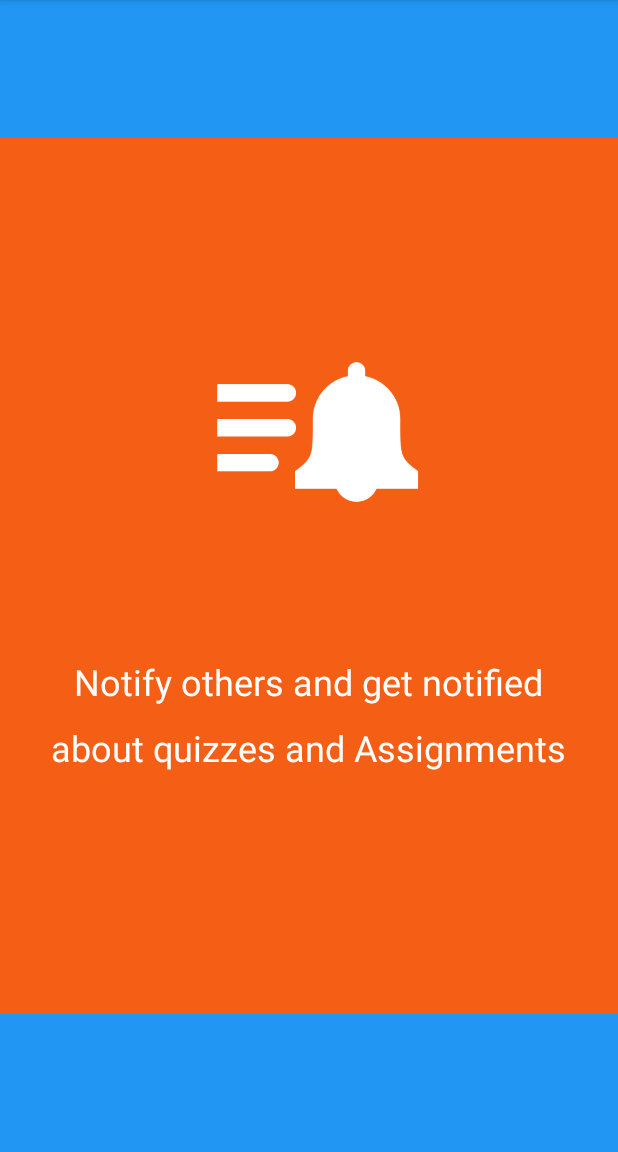
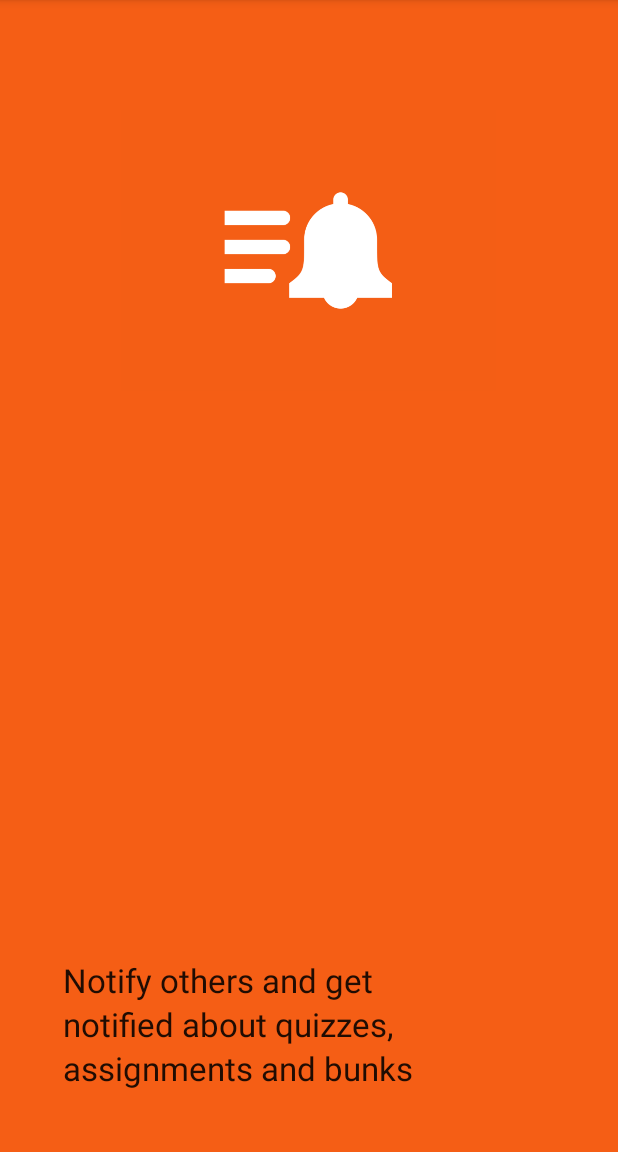
Before and after one commit to abhinav-adtechs/project-archive-1.1, an Android app: the fragment screen5_fragment shown on its own in the app's theme, on a phone screen of 412 x 824 dp, the part 84-1236 px from its top. Run offline under Robolectric (Android 15) with nearby library versions, the phone set to English and light mode, and no system bars; 1 statement that could not run was skipped.

Commit message:
OnBoarding Update

```diff
--- a/app/src/main/java/com/archive/jordiie/onboardingscreen/screen1_fragment.java
+++ b/app/src/main/java/com/archive/jordiie/onboardingscreen/screen1_fragment.java
@@ -6,6 +6,7 @@ import android.support.annotation.Nullable;
 import android.view.LayoutInflater;
 import android.view.View;
 import android.view.ViewGroup;
+import android.widget.TextView;
 
 /**
  * Created by jordiie on 22/9/15.
@@ -17,10 +18,12 @@ public class screen1_fragment extends android.support.v4.app.Fragment {
     public View onCreateView(LayoutInflater inflater,
                              ViewGroup container, Bundle s) {
 
+
         return inflater.inflate(
                 R.layout.screen1,
                 container,
                 false
+
         );
 
     }
--- a/app/src/main/res/layout/screen5.xml
+++ b/app/src/main/res/layout/screen5.xml
@@ -14,45 +14,48 @@
     -->
     <RelativeLayout
         android:layout_width="match_parent"
-        android:layout_height="584dp"
+        android:layout_height="match_parent"
         android:layout_gravity="left|center_vertical"
         android:background="#F55E15">
 
 
-        <TextView
-            android:layout_width="wrap_content"
-            android:layout_height="wrap_content"
-            android:layout_gravity="center_horizontal"
-            android:textSize="24sp"
-
-            android:text="Notify others and get notified"
-            android:id="@+id/textView"
-            android:layout_marginBottom="205dp"
-            android:textColor="@color/white"
-            android:textAlignment="center"
-            android:layout_alignParentBottom="true"
-            android:layout_centerHorizontal="true" />
+        <ImageView
+            android:layout_width="250dp"
+            android:layout_height="250dp"
+            android:id="@+id/imageView3"
+            android:src="@drawable/page5b"
+            android:layout_alignParentTop="true"
+            android:layout_centerHorizontal="true"
+            android:layout_marginTop="42dp" />
 
         <TextView
             android:layout_width="wrap_content"
             android:layout_height="wrap_content"
-            android:layout_gravity="center_horizontal"
-            android:textSize="24sp"
-            android:text="about quizzes and Assignments"
+            android:textAppearance="?android:attr/textAppearanceLarge"
+            android:text="Notify others and get"
+            android:id="@+id/textView9"
+            android:layout_marginStart="42dp"
+            android:layout_marginBottom="100dp"
+            android:layout_alignParentBottom="true"
+            android:layout_alignParentStart="true" />
+        <TextView
+            android:layout_width="wrap_content"
+            android:layout_height="wrap_content"
+            android:textAppearance="?android:attr/textAppearanceLarge"
+            android:text="notified about quizzes,"
             android:id="@+id/textView2"
-            android:textColor="@color/white"
-            android:textAlignment="center"
-            android:layout_marginTop="44dp"
-            android:layout_alignTop="@+id/textView"
-            android:layout_centerHorizontal="true" />
+            android:layout_marginTop="29dp"
+            android:layout_alignTop="@+id/textView9"
+            android:layout_alignStart="@+id/textView9" />
 
-        <ImageView
-            android:layout_width="300dp"
-            android:layout_height="300dp"
-            android:id="@+id/imageView3"
-            android:src="@drawable/page5b"
-            android:layout_above="@+id/textView"
-            android:layout_alignEnd="@+id/textView" />
+        <TextView
+            android:layout_width="wrap_content"
+            android:layout_height="wrap_content"
+            android:textAppearance="?android:attr/textAppearanceLarge"
+            android:text="assignments and bunks"
+            android:id="@+id/textView11"
+            android:layout_below="@+id/textView2"
+            android:layout_alignStart="@+id/textView2" />
 
     </RelativeLayout>
 
--- a/app/src/main/res/values/color.xml
+++ b/app/src/main/res/values/color.xml
@@ -1,8 +1,8 @@
 <?xml version="1.0" encoding="utf-8"?>
 <resources>
-    <color name="primary">#2196F3</color>
-    <color name="accent">#FF4081</color>
-    <color name="primary_dark">#2196F3</color>
+    <color name="primary">#00BCD4</color>
+    <color name="dark_primary">#0097A7</color>
+    <color name="light_primary">#B2EBF2</color>
+    <color name="accent">#CDDC39</color>
     <color name="white">#FFFFFF</color>
-    <color name="abc">#009688</color>
 </resources>
```
Also changed, not shown: app/src/main/java/com/archive/jordiie/onboardingscreen/onboardingMain.java (+7 -0 lines), app/src/main/res/layout/screen1.xml (+27 -42 lines), app/src/main/res/layout/screen2.xml (+28 -16 lines), app/src/main/res/layout/screen3.xml (+26 -32 lines), app/src/main/res/layout/screen4.xml (+25 -31 lines), app/src/main/assets/fonts/OpenSans-BoldItalic.ttf (added), app/src/main/assets/fonts/OpenSans-Light.ttf (added), app/src/main/assets/fonts/OpenSans-Regular.ttf (added), app/src/main/assets/fonts/OpenSans-Semibold.ttf (added), 1 other file.
